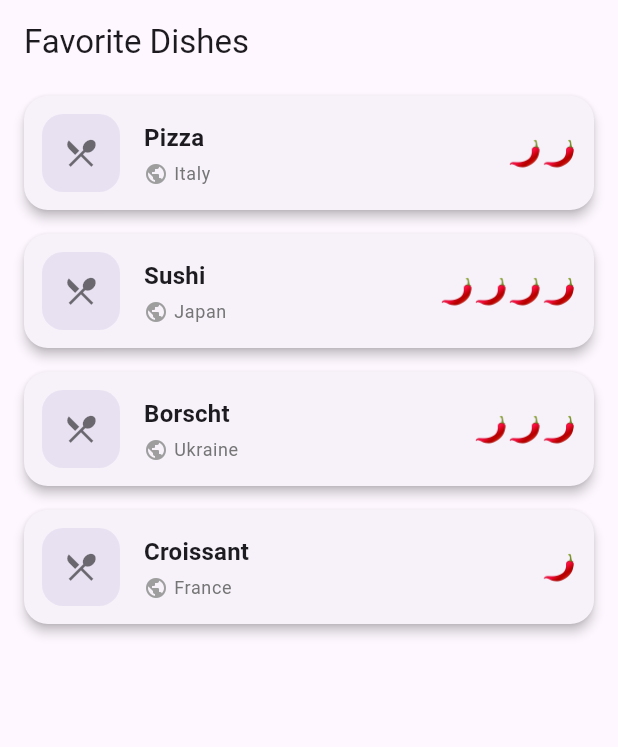
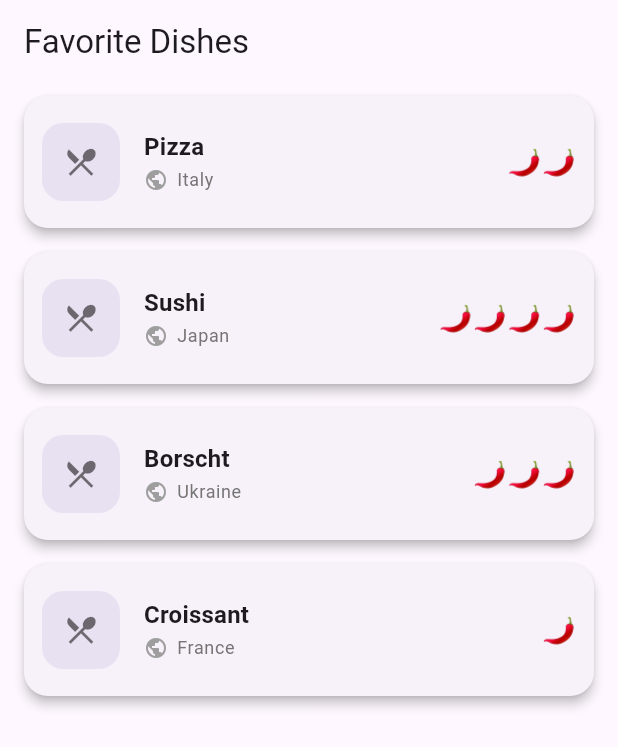
Before and after one commit to svyatoslavw/mob-systems-lab, a Flutter app: the screen it shows after launch, on a phone screen of 412 x 824 dp. Shown: the top 747 px of the screen. Run offline on Flutter 3.47's test engine with Material 3 defaults, Android fonts, the phone set to English and light mode, and no system bars.

Commit message:
feat: lab1 updated

```diff
--- a/lib/widgets/dish_item.dart
+++ b/lib/widgets/dish_item.dart
@@ -10,7 +10,7 @@ class DishItem extends StatelessWidget {
   Widget build(BuildContext context) {
     final theme = Theme.of(context);
 
-    String _buildSpicyIcons(int level) {
+    String buildSpicyIcons(int level) {
       return List.generate(level, (_) => '🌶️').join('');
     }
 
@@ -18,11 +18,9 @@ class DishItem extends StatelessWidget {
       margin: const EdgeInsets.symmetric(horizontal: 16, vertical: 8),
       elevation: 3,
       shape: RoundedRectangleBorder(borderRadius: BorderRadius.circular(16)),
-      child: Padding(
-        padding: const EdgeInsets.all(12),
-        child: Row(
-          children: [
-            Container(
+      child: ListTile(
+        contentPadding: const EdgeInsets.symmetric(horizontal: 12, vertical: 8),
+        leading: Container(
           width: 52,
           height: 52,
           decoration: BoxDecoration(
@@ -35,24 +33,16 @@ class DishItem extends StatelessWidget {
             color: Colors.black54,
           ),
         ),
-
-            const SizedBox(width: 16),
-
-            Expanded(
-              child: Column(
-                crossAxisAlignment: CrossAxisAlignment.start,
-                children: [
-                  Text(
+        title: Text(
           dataItem.name,
           style: theme.textTheme.titleMedium?.copyWith(
             fontWeight: FontWeight.w600,
           ),
         ),
-                  const SizedBox(height: 4),
-                  Row(
+        subtitle: Row(
           children: [
             const Icon(Icons.public, size: 16, color: Colors.grey),
-                      const SizedBox(width: 4),
+            const SizedBox(width: 6),
             Text(
               dataItem.country,
               style: theme.textTheme.bodySmall?.copyWith(
@@ -61,19 +51,9 @@ class DishItem extends StatelessWidget {
             ),
           ],
         ),
-                ],
-              ),
-            ),
-
-            Row(
-              children: [
-                Text(
-                  _buildSpicyIcons(dataItem.difficulty),
+        trailing: Text(
+          buildSpicyIcons(dataItem.difficulty),
           style: const TextStyle(fontSize: 18),
-                ),
-              ],
-            ),
-          ],
         ),
       ),
     );
```
Lines whose indentation alone changed are shown as unchanged.
